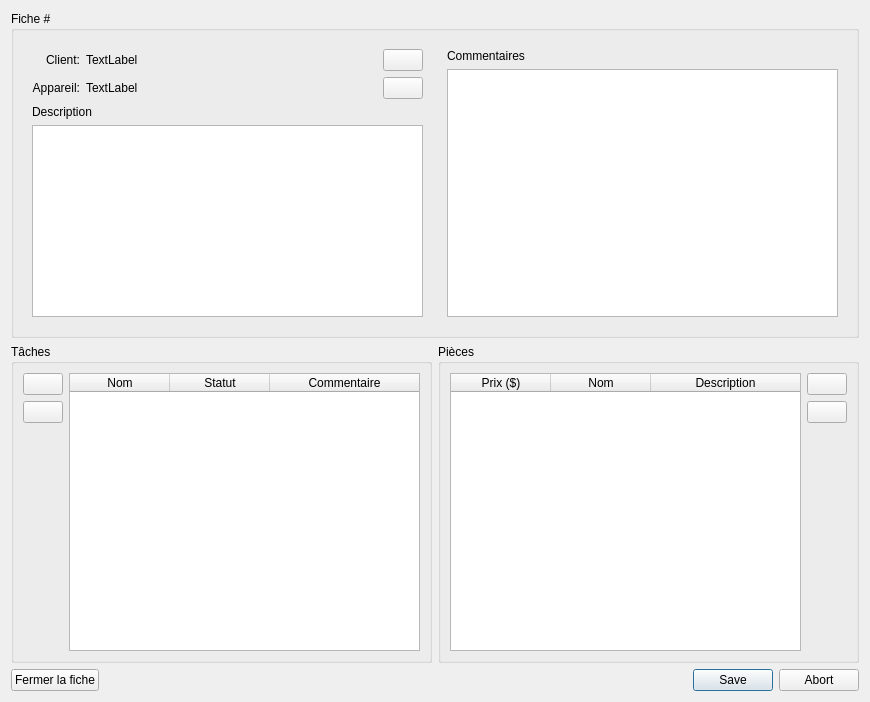
AlexandreGirardin/ProjetAnalyse, file InfoDynamiqueQt/Vues/vueeditionfiche.ui: the form before one commit.
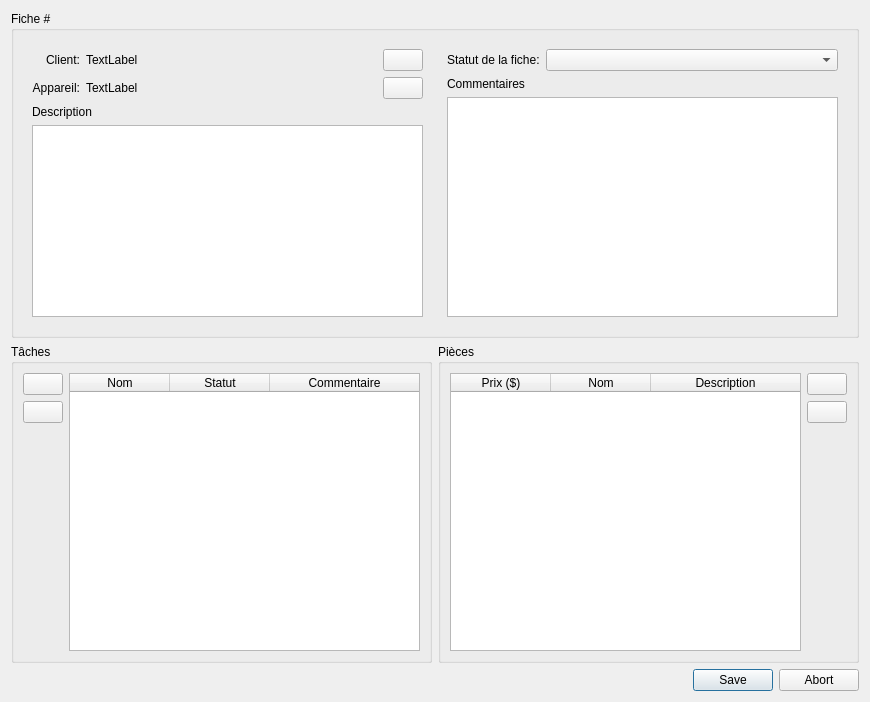
The form after the commit. Icons and pictures are not drawn.

What changed in the file:
```diff
--- a/InfoDynamiqueQt/Vues/vueeditionfiche.ui
+++ b/InfoDynamiqueQt/Vues/vueeditionfiche.ui
@@ -1,10 +1,7 @@
 <?xml version="1.0" encoding="UTF-8"?>
 <ui version="4.0">
  <class>VueEditionFiche</class>
- <widget class="QDialog" name="VueEditionFiche">
-  <property name="windowModality">
-   <enum>Qt::WindowModal</enum>
-  </property>
+ <widget class="QWidget" name="VueEditionFiche">
   <property name="geometry">
    <rect>
     <x>0</x>
@@ -120,6 +117,29 @@
         <property name="margin">
          <number>9</number>
         </property>
+        <property name="topMargin">
+         <number>9</number>
+        </property>
+        <property name="rightMargin">
+         <number>9</number>
+        </property>
+        <property name="bottomMargin">
+         <number>9</number>
+        </property>
+        <item>
+         <layout class="QFormLayout" name="formLayout">
+          <item row="1" column="0">
+           <widget class="QLabel" name="label">
+            <property name="text">
+             <string>Statut de la fiche:</string>
+            </property>
+           </widget>
+          </item>
+          <item row="1" column="1">
+           <widget class="QComboBox" name="comboStatutFiche"/>
+          </item>
+         </layout>
+        </item>
         <item>
          <widget class="QLabel" name="label_6">
           <property name="text">
@@ -326,19 +346,6 @@
      <property name="spacing">
       <number>0</number>
      </property>
-     <item>
-      <widget class="QPushButton" name="boutonFermerFiche">
-       <property name="sizePolicy">
-        <sizepolicy hsizetype="Preferred" vsizetype="Fixed">
-         <horstretch>0</horstretch>
-         <verstretch>0</verstretch>
-        </sizepolicy>
-       </property>
-       <property name="text">
-        <string>Fermer la fiche</string>
-       </property>
-      </widget>
-     </item>
      <item>
       <widget class="QDialogButtonBox" name="buttonBox">
        <property name="standardButtons">
```
Left out of the diff: 3 changed lines with no effect on the pictures.
